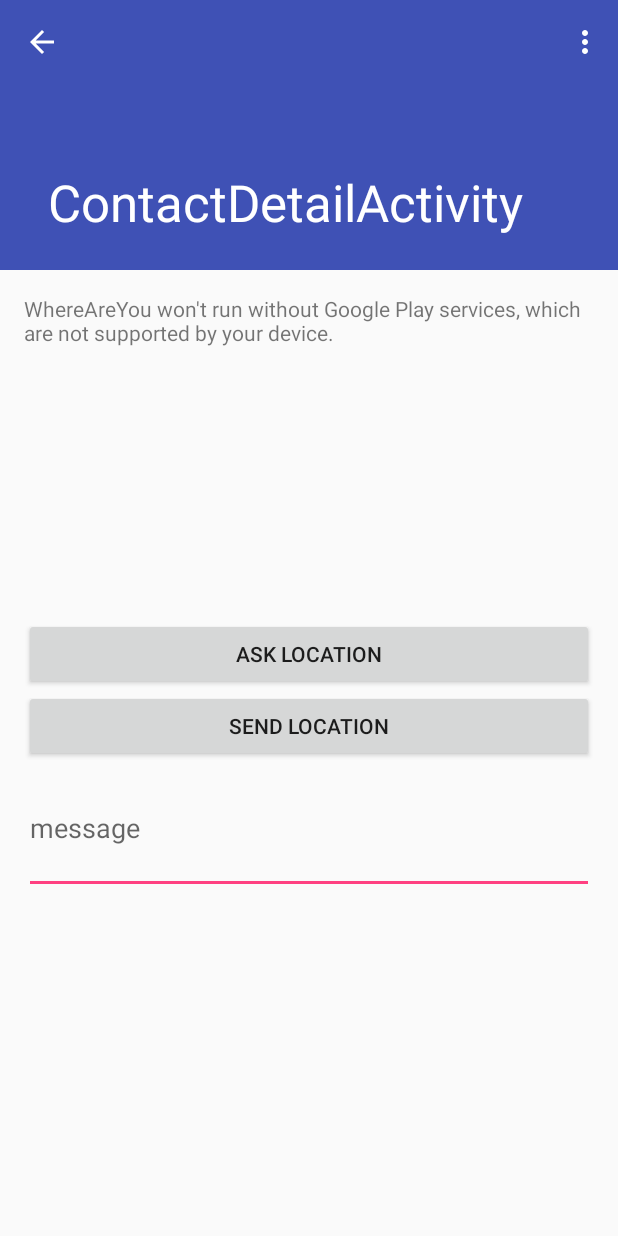
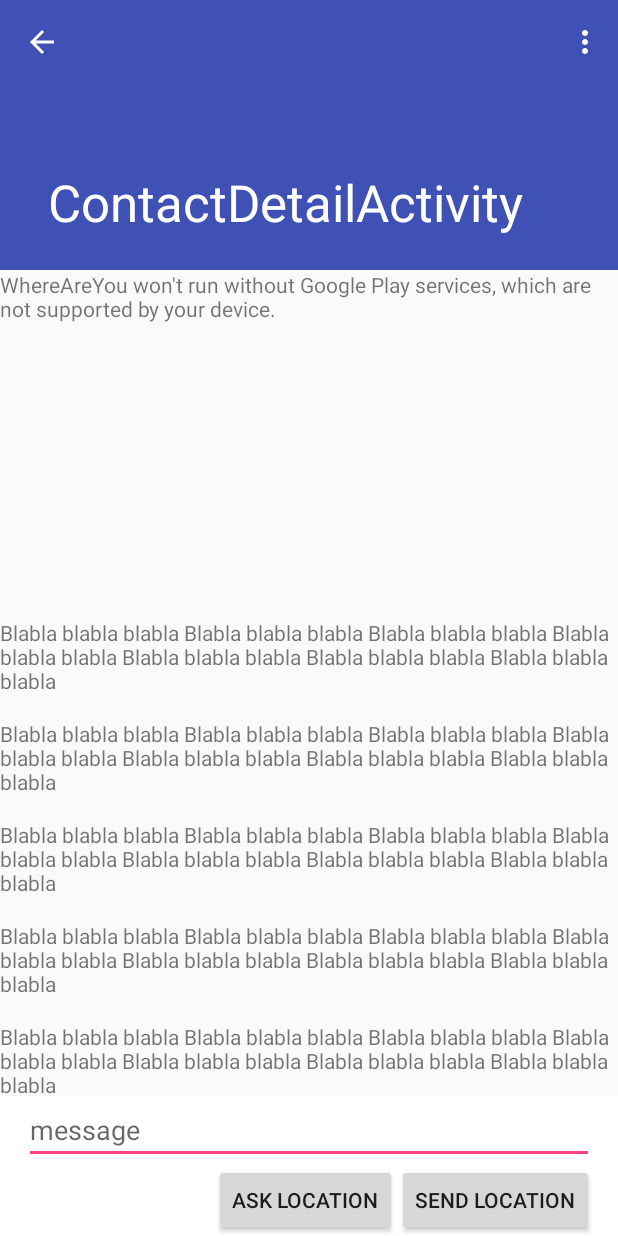
Before and after one commit to nbmaltais/P6-WhereAreThey, an Android app: the ContactDetailActivity screen opened directly, with no data from a screen before it, on a phone screen of 412 x 824 dp. Run offline under Robolectric (Android 15) with nearby library versions, the phone set to English and light mode, and no system bars; our stand-ins replace ButterKnife, Picasso; libraries missing offline, so code that uses them is left out: com.google.api.client; pictures from the network do not load; 1 statement that could not run was skipped.

Commit message:
Added bottom view in contact detail.

```diff
--- a/app/src/main/java/ca/nbsoft/whereareyou/ui/contact/ContactDetailFragment.java
+++ b/app/src/main/java/ca/nbsoft/whereareyou/ui/contact/ContactDetailFragment.java
@@ -17,9 +17,14 @@ import android.view.MenuInflater;
 import android.view.MenuItem;
 import android.view.View;
 import android.view.ViewGroup;
+import android.view.ViewTreeObserver;
 import android.widget.EditText;
 import android.widget.ImageView;
 
+
+import com.google.android.gms.maps.GoogleMap;
+import com.google.android.gms.maps.OnMapReadyCallback;
+import com.google.android.gms.maps.SupportMapFragment;
 import com.squareup.picasso.Picasso;
 
 import butterknife.Bind;
@@ -31,23 +36,26 @@ import ca.nbsoft.whereareyou.R;
 
 import ca.nbsoft.whereareyou.Utility.Utils;
 import ca.nbsoft.whereareyou.provider.contact.ContactCursor;
-import ca.nbsoft.whereareyou.ui.main.AddContactActivity;
-import ca.nbsoft.whereareyou.ui.map.MapFragment;
+import ca.nbsoft.whereareyou.ui.ErrorMessages;
+import ca.nbsoft.whereareyou.ui.map.MapHelper;
+
 
 /**
  * A simple {@link Fragment} subclass.
  */
-public class ContactDetailFragment extends Fragment {
+public class ContactDetailFragment extends Fragment implements OnMapReadyCallback {
 
     private static final String TAG = ContactDetailFragment.class.getSimpleName();
     private static final int DELETE_CONTACT = 0;
-    @Bind(R.id.top_container) View mTopContainer;
+    @Bind(R.id.content) View mContentContainer;
+    @Bind(R.id.compose) View mComposeContainer;
     @Bind(R.id.message)
     EditText mMessageView;
     @Bind(R.id.photo_view)
     ImageView mPhotoView;
 
-    MapFragment mMapFragment;
+    SupportMapFragment mMapFragment;
+    MapHelper mMapHelper = new MapHelper();
 
     private String mUserId;
     private String mContactName;
@@ -56,17 +64,20 @@ public class ContactDetailFragment extends Fragment {
     {
         @Override
         public void onRequestLocationResult(ApiService.Result resultCode, Bundle args) {
-
+            if(!resultCode.isOk())
+                ErrorMessages.showErrorMessage(getContext(), resultCode);
         }
 
         @Override
         public void onSendLocationResult(ApiService.Result resultCode, Bundle args) {
-
+            if(!resultCode.isOk())
+                ErrorMessages.showErrorMessage(getContext(), resultCode);
         }
 
         @Override
         public void onDeleteContactResult(ApiService.Result resultCode, Bundle args) {
-
+            if(!resultCode.isOk())
+                ErrorMessages.showErrorMessage(getContext(), resultCode);
         }
     };
     private String mPhotoUrl;
@@ -89,15 +100,36 @@ public class ContactDetailFragment extends Fragment {
         ButterKnife.bind(this, view);
 
         if (savedInstanceState == null) {
-            mMapFragment = new MapFragment();
+            mMapFragment =  SupportMapFragment.newInstance();
             getFragmentManager().beginTransaction().add(R.id.map,mMapFragment).commit();
 
         } else{
-            mMapFragment = (MapFragment) getFragmentManager().findFragmentById(R.id.map);
+            mMapFragment = (SupportMapFragment) getFragmentManager().findFragmentById(R.id.map);
         }
 
         if(mMapFragment==null)
             Log.w(TAG,"onCreateView : mMapFragment==null");
+
+        mMapFragment.getMapAsync(this);
+
+        // Adjust the padding of the coordinato layout main content so that we
+        // can see the last message. If we don't do that, the message is hidden by the compose layout
+        final ViewTreeObserver vto = view.getViewTreeObserver();
+        vto.addOnPreDrawListener(new ViewTreeObserver.OnPreDrawListener() {
+            @Override
+            public boolean onPreDraw() {
+                if (vto.isAlive())
+                    vto.removeOnPreDrawListener(this);
+
+                mContentContainer.setPadding(mContentContainer.getPaddingLeft(),
+                        mContentContainer.getPaddingTop(),
+                        mContentContainer.getPaddingRight(),
+                        mComposeContainer.getHeight());
+
+                return true;
+            }
+        });
+
         return view;
     }
 
@@ -149,7 +181,7 @@ public class ContactDetailFragment extends Fragment {
     {
         String text = getContext().getString(R.string.contact_detail_request_position_confirmation);
 
-        Utils.cancelableActionSnackbar(mTopContainer, text, new Runnable() {
+        Utils.cancelableActionSnackbar(getView(), text, new Runnable() {
             @Override
             public void run() {
                 ApiService.requestContactLocation(getContext(), mUserId, getMessage());
@@ -166,7 +198,7 @@ public class ContactDetailFragment extends Fragment {
     {
         String text = getContext().getString(R.string.contact_detail_send_position_confirmation);
 
-        Utils.cancelableActionSnackbar(mTopContainer, text, new Runnable() {
+        Utils.cancelableActionSnackbar(getView(), text, new Runnable() {
             @Override
             public void run() {
                 ApiService.sendLocation(getContext(), mUserId, getMessage());
@@ -208,7 +240,7 @@ public class ContactDetailFragment extends Fragment {
         Contact contact = Contact.fromCursor(cursor);
 
         if(mMapFragment!=null)
-            mMapFragment.addContactMarker(contact,true);
+            mMapHelper.addContactMarker(contact,true);
         else
             Log.w(TAG,"bind : mMapFragment==null");
     }
@@ -234,6 +266,11 @@ public class ContactDetailFragment extends Fragment {
         }
 
 
+    }
+
+    @Override
+    public void onMapReady(GoogleMap googleMap) {
+        mMapHelper.onMapReady(googleMap);
     }
 
     static public class DeleteContactDialog extends DialogFragment
--- a/app/src/main/java/ca/nbsoft/whereareyou/ui/main/MainActivity.java
+++ b/app/src/main/java/ca/nbsoft/whereareyou/ui/main/MainActivity.java
@@ -26,6 +26,7 @@ import butterknife.ButterKnife;
 import ca.nbsoft.whereareyou.ApiService;
 import ca.nbsoft.whereareyou.R;
 import ca.nbsoft.whereareyou.ui.BaseActivity;
+import ca.nbsoft.whereareyou.ui.ErrorMessages;
 import ca.nbsoft.whereareyou.ui.login.LoginActivity;
 
 public class MainActivity extends BaseActivity  implements AddContactHelper.Client{
@@ -44,6 +45,9 @@ public class MainActivity extends BaseActivity  implements AddContactHelper.Clie
             if(result.isOk())
             {
                 registerDeviceIfNeeded();
+            }
+            else{
+                ErrorMessages.showErrorMessage(MainActivity.this,result);
             }
         }
 
--- a/app/src/main/java/ca/nbsoft/whereareyou/ui/map/MapFragment.java
+++ b/app/src/main/java/ca/nbsoft/whereareyou/ui/map/MapHelper.java
@@ -12,6 +12,7 @@ import android.widget.TextView;
 import com.google.android.gms.maps.CameraUpdate;
 import com.google.android.gms.maps.CameraUpdateFactory;
 import com.google.android.gms.maps.GoogleMap;
+import com.google.android.gms.maps.MapFragment;
 import com.google.android.gms.maps.OnMapReadyCallback;
 import com.google.android.gms.maps.SupportMapFragment;
 import com.google.android.gms.maps.model.LatLng;
@@ -28,22 +29,16 @@ import ca.nbsoft.whereareyou.R;
 /**
  * A simple {@link Fragment} subclass.
  */
-public class MapFragment extends SupportMapFragment implements OnMapReadyCallback {
+public class MapHelper  {
     static final String TAG = MapFragment.class.getSimpleName();
     GoogleMap mMap=null;
     Map<String,Contact> mContacts = new HashMap<>();
     CameraUpdate mCameraUpdate=null;
 
-    public MapFragment() {
+    public MapHelper() {
         // Required empty public constructor
     }
 
-    @Override
-    public void onActivityCreated(Bundle savedInstanceState) {
-        super.onActivityCreated(savedInstanceState);
-
-        getMapAsync(this);
-    }
 
     public void addContactMarker( Contact contact, boolean centerMap)
     {
@@ -66,7 +61,6 @@ public class MapFragment extends SupportMapFragment implements OnMapReadyCallbac
         }
     }
 
-    @Override
     public void onMapReady(GoogleMap googleMap) {
         Log.d(TAG,"onMapReady");
         mMap = googleMap;
--- a/app/src/main/res/layout/activity_maps.xml
+++ b/app/src/main/res/layout/activity_maps.xml
@@ -1,5 +1,5 @@
 <fragment android:id="@+id/map"
-          android:name="ca.nbsoft.whereareyou.ui.map.MapFragment"
+          android:name="com.google.android.gms.maps.MapFragment"
           xmlns:android="http://schemas.android.com/apk/res/android"
           xmlns:map="http://schemas.android.com/apk/res-auto"
           xmlns:tools="http://schemas.android.com/tools"
--- /dev/null
+++ b/app/src/main/res/layout/compose_contact_detail.xml
@@ -0,0 +1,38 @@
+<?xml version="1.0" encoding="utf-8"?>
+<LinearLayout xmlns:android="http://schemas.android.com/apk/res/android"
+              android:orientation="vertical"
+              android:layout_width="match_parent"
+              android:layout_height="wrap_content"
+              android:elevation="2dp"
+              android:background="@android:color/white"
+    android:paddingLeft="16dp"
+              android:paddingRight="16dp">
+
+    <EditText
+        android:id="@+id/message"
+        android:layout_width="match_parent"
+        android:layout_height="wrap_content"
+        android:hint="@string/contact_detail_message_hint"
+        />
+
+    <LinearLayout
+        android:layout_width="match_parent"
+        android:layout_height="wrap_content"
+        android:orientation="horizontal"
+        android:gravity="right">
+
+
+        <Button
+            android:id="@+id/request_location_button"
+            android:layout_width="wrap_content"
+            android:layout_height="wrap_content"
+            android:text="@string/contact_detail_request_location"/>
+
+        <Button
+            android:id="@+id/send_location_button"
+            android:layout_width="wrap_content"
+            android:layout_height="wrap_content"
+            android:text="@string/contact_detail_send_location"/>
+    </LinearLayout>
+
+</LinearLayout>
--- a/app/src/main/res/layout/content_contact_detail.xml
+++ b/app/src/main/res/layout/content_contact_detail.xml
@@ -1,47 +1,83 @@
 <?xml version="1.0" encoding="utf-8"?>
-<android.support.v4.widget.NestedScrollView
+<LinearLayout
+    android:id="@+id/content"
     xmlns:android="http://schemas.android.com/apk/res/android"
     xmlns:app="http://schemas.android.com/apk/res-auto"
     xmlns:tools="http://schemas.android.com/tools"
-    android:id="@+id/top_container"
     android:layout_width="match_parent"
     android:layout_height="match_parent"
+    android:orientation="vertical"
+    tools:context="ca.nbsoft.whereareyou.ui.contact.ContactDetailActivity"
+    tools:showIn="@layout/layout_contact_detail"
     app:layout_behavior="@string/appbar_scrolling_view_behavior"
-    tools:context="ca.nbsoft.whereareyou.ui.contact.ContactDetailActivity"
-    tools:showIn="@layout/layout_contact_detail">
+    >
+
+    <android.support.v4.widget.NestedScrollView
+        android:id="@+id/scroll_view"
+        android:layout_width="match_parent"
+        android:layout_height="match_parent"
+
+        >
 
         <LinearLayout
             android:layout_width="match_parent"
             android:layout_height="wrap_content"
-        android:orientation="vertical"
-        android:paddingTop="16dp"
-        android:paddingLeft="16dp"
-        android:paddingRight="16dp">
+            android:orientation="vertical">
+            <FrameLayout
+                android:id="@+id/map"
+                android:layout_width="match_parent"
+                android:layout_height="200dp"
+                android:layout_marginBottom="16dp"/>
 
-        <FrameLayout android:id="@+id/map"
-                  android:layout_width="match_parent"
-                  android:layout_marginBottom="16dp"
-                  android:layout_height="200dp"/>
-
-        <Button
-            android:id="@+id/request_location_button"
+            <TextView
                 android:layout_width="match_parent"
                 android:layout_height="wrap_content"
-            android:text="@string/contact_detail_request_location"/>
+                android:layout_marginTop="16dp"
+                android:text="Blabla blabla blabla Blabla blabla blabla Blabla blabla blabla Blabla blabla blabla Blabla blabla blabla Blabla blabla blabla Blabla blabla blabla"/>
 
-        <Button
-            android:id="@+id/send_location_button"
+            <TextView
                 android:layout_width="match_parent"
                 android:layout_height="wrap_content"
-            android:text="@string/contact_detail_send_location"/>
+                android:layout_marginTop="16dp"
+                android:text="Blabla blabla blabla Blabla blabla blabla Blabla blabla blabla Blabla blabla blabla Blabla blabla blabla Blabla blabla blabla Blabla blabla blabla"/>
 
-        <EditText
-            android:id="@+id/message"
+            <TextView
                 android:layout_width="match_parent"
                 android:layout_height="wrap_content"
-            android:lines="3"
-            android:hint="@string/contact_detail_message_hint"
-            />
+                android:layout_marginTop="16dp"
+                android:text="Blabla blabla blabla Blabla blabla blabla Blabla blabla blabla Blabla blabla blabla Blabla blabla blabla Blabla blabla blabla Blabla blabla blabla"/>
+
+            <TextView
+                android:layout_width="match_parent"
+                android:layout_height="wrap_content"
+                android:layout_marginTop="16dp"
+                android:text="Blabla blabla blabla Blabla blabla blabla Blabla blabla blabla Blabla blabla blabla Blabla blabla blabla Blabla blabla blabla Blabla blabla blabla"/>
+
+            <TextView
+                android:layout_width="match_parent"
+                android:layout_height="wrap_content"
+                android:layout_marginTop="16dp"
+                android:text="Blabla blabla blabla Blabla blabla blabla Blabla blabla blabla Blabla blabla blabla Blabla blabla blabla Blabla blabla blabla Blabla blabla blabla"/>
+
+            <TextView
+                android:layout_width="match_parent"
+                android:layout_height="wrap_content"
+                android:layout_marginTop="16dp"
+                android:text="Blabla blabla blabla Blabla blabla blabla Blabla blabla blabla Blabla blabla blabla Blabla blabla blabla Blabla blabla blabla Blabla blabla blabla"/>
+
+            <TextView
+                android:layout_width="match_parent"
+                android:layout_height="wrap_content"
+                android:layout_marginTop="16dp"
+                android:text="Il faut voir ca"/>
+
         </LinearLayout>
 
+
+
+
     </android.support.v4.widget.NestedScrollView>
+
+
+
+</LinearLayout>
--- a/app/src/main/res/layout/fragment_contact_list.xml
+++ b/app/src/main/res/layout/fragment_contact_list.xml
@@ -30,6 +30,7 @@
         android:name="ca.nbsoft.whereareyou.ui.ContactListFragment"
         android:paddingStart="16dp"
         android:paddingEnd="16dp"
+        android:paddingTop="16dp"
         app:layout_behavior="@string/appbar_scrolling_view_behavior"
         />
 
--- a/app/src/main/res/layout/item_contact.xml
+++ b/app/src/main/res/layout/item_contact.xml
@@ -4,13 +4,17 @@
               android:orientation="horizontal"
               android:layout_width="match_parent"
               android:layout_height="wrap_content"
+              android:background="?android:attr/selectableItemBackground"
             android:minHeight="@dimen/contact_item_height">
 
     <ImageView
         android:id="@+id/photo_view"
         android:layout_width="48dp"
         android:layout_height="48dp"
-        android:paddingEnd="8dp"/>
+        android:layout_marginLeft="16dp"
+        android:layout_marginRight="16dp"
+        android:scaleType="centerCrop"
+        android:src="@drawable/ic_person_black_48dp"/>
 
     <LinearLayout
         android:layout_width="match_parent"
--- a/app/src/main/res/layout/layout_contact_detail.xml
+++ b/app/src/main/res/layout/layout_contact_detail.xml
@@ -22,10 +22,12 @@
             android:fitsSystemWindows="true"
             app:contentScrim="?attr/colorPrimary"
             app:layout_scrollFlags="scroll|exitUntilCollapsed">
+
             <ImageView
                 android:id="@+id/photo_view"
                 android:layout_width="match_parent"
                 android:layout_height="match_parent"/>
+
             <android.support.v7.widget.Toolbar
                 android:id="@+id/toolbar"
                 android:layout_width="match_parent"
@@ -35,8 +37,21 @@
         </android.support.design.widget.CollapsingToolbarLayout>
     </android.support.design.widget.AppBarLayout>
 
-    <include layout="@layout/content_contact_detail"/>
 
 
 
+    <include
+        layout="@layout/content_contact_detail"
+
+        />
+
+    <include
+        layout="@layout/compose_contact_detail"
+        android:id="@+id/compose"
+        android:layout_width="match_parent"
+        android:layout_height="wrap_content"
+        android:layout_gravity="bottom"
+        />
+
+
 </android.support.design.widget.CoordinatorLayout>
```
Also changed, not shown: app/src/main/java/ca/nbsoft/whereareyou/gcm/MyGcmListenerService.java (+7 -0 lines), app/src/main/java/ca/nbsoft/whereareyou/ui/contact/ContactDetailActivity.java (+12 -1 lines), app/src/main/java/ca/nbsoft/whereareyou/ui/login/LoginActivity.java (+5 -3 lines), app/src/main/java/ca/nbsoft/whereareyou/ui/map/MapsActivity.java (+14 -5 lines). Lines whose indentation alone changed are shown as unchanged.
